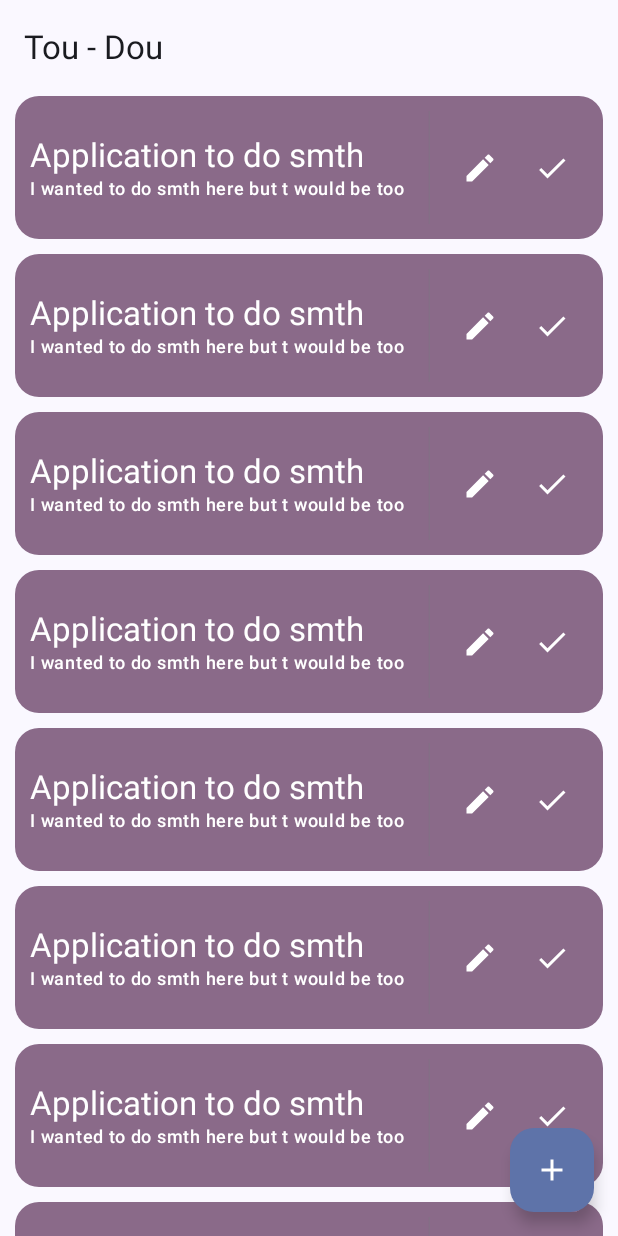
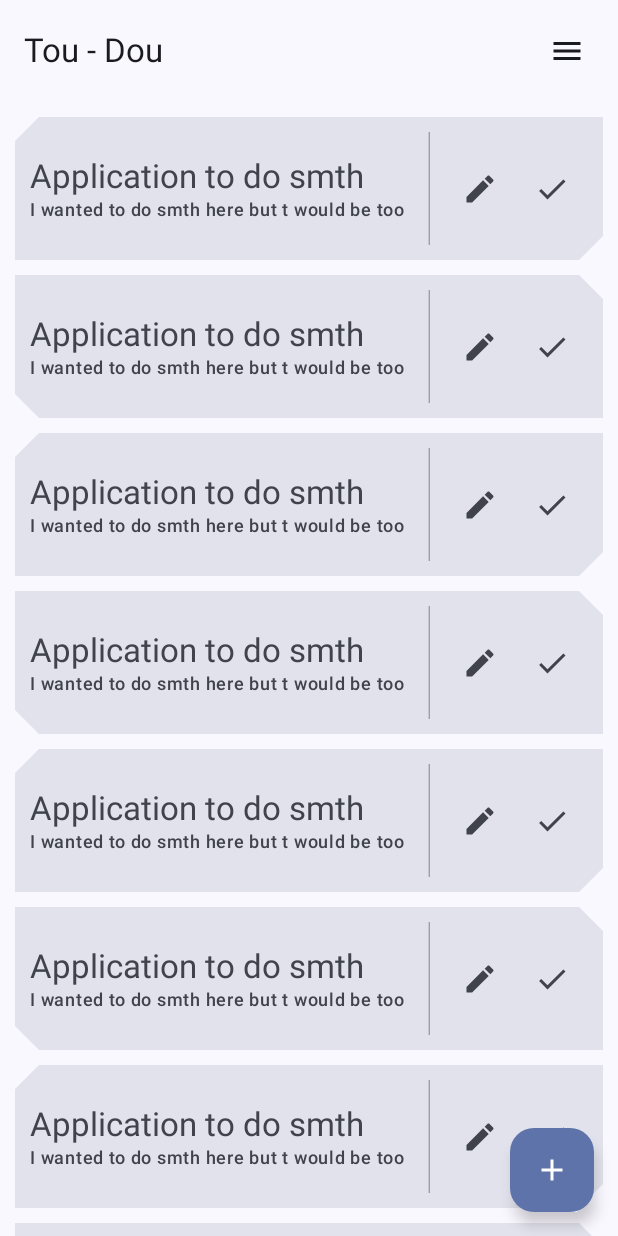
Before and after one commit to rahimovand/TouDou, an Android app built with Jetpack Compose: the screen it shows after launch (MainActivity), on a phone screen of 412 x 824 dp. Run offline under Robolectric (Android 15) with nearby library versions, the phone set to English and light mode, and no system bars.

Commit message:
changes in items topappbar and lazycolumn

```diff
--- a/app/src/main/java/com/example/toudou/Activity/MainActivity.kt
+++ b/app/src/main/java/com/example/toudou/Activity/MainActivity.kt
@@ -11,6 +11,7 @@ class MainActivity : ComponentActivity() {
     override fun onCreate(savedInstanceState: Bundle?) {
         super.onCreate(savedInstanceState)
         enableEdgeToEdge()
+
         setContent {
             TouDouTheme {
                 MainScreen()
--- a/app/src/main/java/com/example/toudou/Screens/MainScreen.kt
+++ b/app/src/main/java/com/example/toudou/Screens/MainScreen.kt
@@ -23,12 +23,18 @@ fun MainScreen(
         floatingActionButton = {
             TodoAddButton(
                 onClick = {
-                    // todo button clicked
+                    // add button clicked
                 }
             )
         },
-        topBar = { MyTopAppBar() }
-    ) { paddingValues ->
+        topBar = {
+            MyTopAppBar(
+                topMenuDropClicked = {
+                    // dropdown clicked in the top app
+                }
+            )
+        }
+        ) { paddingValues ->
         Column(
             modifier = modifier.padding(paddingValues)
         ) {
--- a/app/src/main/java/com/example/toudou/ui/components/TodoItemRep.kt
+++ b/app/src/main/java/com/example/toudou/ui/components/TodoItemRep.kt
@@ -26,6 +26,8 @@ import androidx.compose.runtime.Composable
 import androidx.compose.ui.Alignment
 import androidx.compose.ui.Modifier
 import androidx.compose.ui.draw.clip
+import androidx.compose.ui.graphics.Color
+import androidx.compose.ui.graphics.Shape
 import androidx.compose.ui.tooling.preview.Preview
 import androidx.compose.ui.unit.dp
 import com.example.toudou.model.todo
@@ -38,16 +40,17 @@ fun TodoItemRep(
         name = "Application to do smth which is important",
         description = "I wanted to do smth here but t would be too much information to save that up so i just",
         data = "21.04.2006"
-    )
+    ),
+    shape: Shape = RoundedCornerShape(16.dp)
 ) {
 
     Surface(
         modifier = Modifier
             .fillMaxWidth()
             .wrapContentHeight(),
-        shape = RoundedCornerShape(16.dp),
+        shape = shape,
         onClick = {},
-        color = MaterialTheme.colorScheme.tertiaryContainer
+        color = MaterialTheme.colorScheme.surfaceVariant
     ) {
         Row(
             modifier = modifier
@@ -65,7 +68,8 @@ fun TodoItemRep(
             }
             VerticalDivider(
                 modifier = modifier.padding(start = 5.dp, end = 10.dp),
-                thickness = 0.3.dp
+                thickness = 0.3.dp,
+                color = MaterialTheme.colorScheme.inverseSurface
             )
             IconButton(
                 onClick = {}
--- a/app/src/main/java/com/example/toudou/ui/components/TodoLazyList.kt
+++ b/app/src/main/java/com/example/toudou/ui/components/TodoLazyList.kt
@@ -7,7 +7,10 @@ import androidx.compose.foundation.layout.navigationBarsPadding
 import androidx.compose.foundation.layout.statusBarsPadding
 import androidx.compose.foundation.lazy.LazyColumn
 import androidx.compose.foundation.lazy.itemsIndexed
+import androidx.compose.foundation.shape.CutCornerShape
+import androidx.compose.foundation.shape.RoundedCornerShape
 import androidx.compose.runtime.Composable
+import androidx.compose.runtime.saveable.rememberSaveable
 import androidx.compose.ui.Alignment
 import androidx.compose.ui.Modifier
 import androidx.compose.ui.tooling.preview.Preview
@@ -18,6 +21,8 @@ import com.example.toudou.model.todo
 fun TodoListItems(
     modifier: Modifier = Modifier
 ) {
+    val oddShape = CutCornerShape(topEnd = 16.dp, bottomStart = 16.dp)
+    val evenShape = CutCornerShape(topStart = 16.dp, bottomEnd = 16.dp)
 
     val list = listOf(
         todo(name = "", description = "", data = ""),
@@ -43,11 +48,11 @@ fun TodoListItems(
     LazyColumn(
         modifier = modifier,
         verticalArrangement = Arrangement.spacedBy(10.dp),
-        contentPadding = PaddingValues(bottom = 80.dp, start = 10.dp, end = 10.dp),
+        contentPadding = PaddingValues(bottom = 80.dp, start = 10.dp, end = 10.dp, top = 10.dp),
     ) {
         itemsIndexed(list) { index, item ->
             TodoItemRep(
-
+                shape = if (index % 2 != 0) oddShape else  evenShape
             )
         }
     }
--- a/app/src/main/java/com/example/toudou/ui/components/TopAppBar.kt
+++ b/app/src/main/java/com/example/toudou/ui/components/TopAppBar.kt
@@ -1,26 +1,44 @@
 package com.example.toudou.ui.components
 
+import androidx.compose.foundation.layout.Arrangement
 import androidx.compose.foundation.layout.Row
+import androidx.compose.foundation.layout.Spacer
+import androidx.compose.foundation.layout.fillMaxWidth
+import androidx.compose.foundation.layout.padding
+import androidx.compose.material.icons.Icons
+import androidx.compose.material.icons.filled.Menu
 import androidx.compose.material3.ExperimentalMaterial3Api
+import androidx.compose.material3.Icon
+import androidx.compose.material3.IconButton
 import androidx.compose.material3.MaterialTheme
 import androidx.compose.material3.Text
 import androidx.compose.material3.TopAppBar
-import androidx.compose.material3.TopAppBarColors
 import androidx.compose.runtime.Composable
+import androidx.compose.ui.Alignment
 import androidx.compose.ui.Modifier
+import androidx.compose.ui.unit.dp
+
 
 @OptIn(ExperimentalMaterial3Api::class)
 @Composable
 fun MyTopAppBar(
-    modifier: Modifier =Modifier
+    modifier: Modifier = Modifier,
+    topMenuDropClicked: () -> Unit
 ) {
     TopAppBar(
         title = {
-            Row {
+            Row(verticalAlignment = Alignment.CenterVertically) {
                 Text(
                     text = "Tou - Dou",
-                    style = MaterialTheme.typography.titleLarge
+                    style = MaterialTheme.typography.titleLarge,
                 )
+                Spacer(modifier = modifier.weight(1f))
+                IconButton(
+                    modifier = modifier.padding(10.dp),
+                    onClick = { topMenuDropClicked() }
+                ) {
+                    Icon(imageVector = Icons.Default.Menu, contentDescription = null)
+                }
             }
         }
     )
--- a/app/src/main/res/values/themes.xml
+++ b/app/src/main/res/values/themes.xml
@@ -1,5 +1,8 @@
 <?xml version="1.0" encoding="utf-8"?>
-<resources>
+<resources xmlns:tools="http://schemas.android.com/tools">
 
-    <style name="Theme.TouDou" parent="android:Theme.Material.Light.NoActionBar" />
+    <style name="Theme.TouDou" parent="android:Theme.Material.Light.NoActionBar">
+
+    </style>
+
 </resources>
--- a/gradle/libs.versions.toml
+++ b/gradle/libs.versions.toml
@@ -1,5 +1,6 @@
 [versions]
 agp = "8.8.0"
+androidxCoreSplashscreen = "1.0.0"
 kotlin = "2.0.0"
 coreKtx = "1.15.0"
 junit = "4.13.2"
@@ -10,6 +11,7 @@ activityCompose = "1.10.1"
 composeBom = "2024.04.01"
 
 [libraries]
+androidx-core-core-splashscreen = { module = "androidx.core:core-splashscreen", version.ref = "androidxCoreSplashscreen" }
 androidx-core-ktx = { group = "androidx.core", name = "core-ktx", version.ref = "coreKtx" }
 junit = { group = "junit", name = "junit", version.ref = "junit" }
 androidx-junit = { group = "androidx.test.ext", name = "junit", version.ref = "junitVersion" }
```
